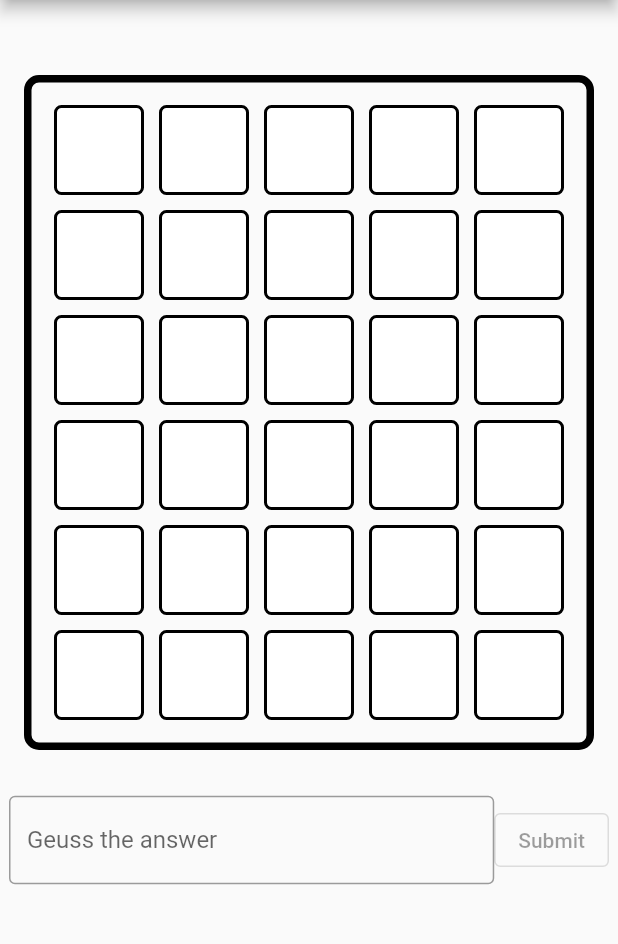
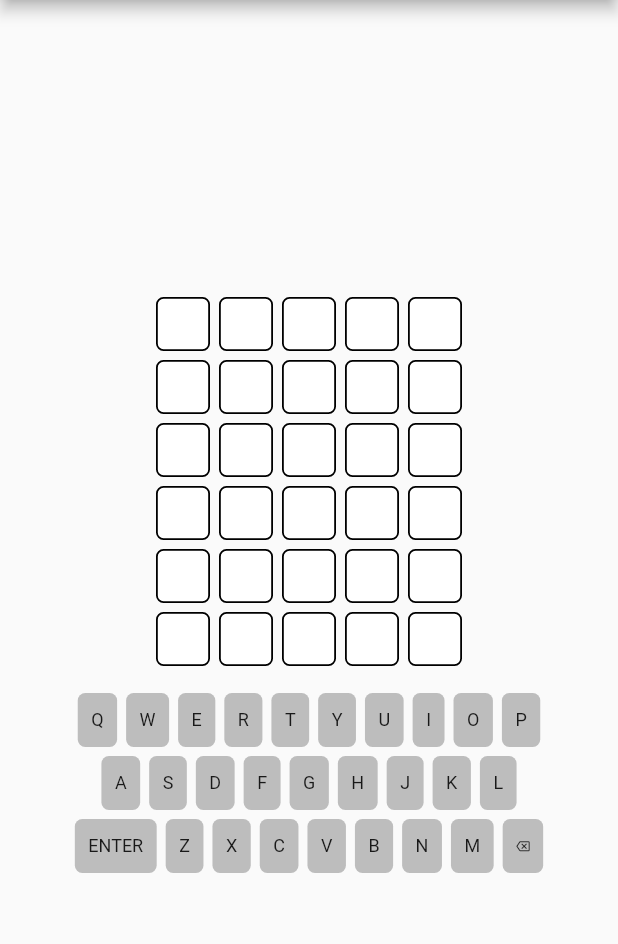
Before and after one commit to ParallelKim/Flutter-Wordle, a Flutter app: the screen it shows after launch, on a phone screen of 412 x 824 dp, the part 84-1028 px from its top. Run offline on Flutter 3.47's test engine with Material 2 defaults, Android fonts, the phone set to English and light mode, and no system bars.

Commit message:
커스텀 키보드 구현

```diff
--- a/lib/main.dart
+++ b/lib/main.dart
@@ -15,9 +15,14 @@ class MyApp extends StatefulWidget {
 }
 
 class _MyAppState extends State<MyApp> {
-  var msgController = TextEditingController();
+  final wordList = words.words;
+  final keyboardList = [
+    ['Q', 'W', 'E', 'R', 'T', 'Y', 'U', 'I', 'O', 'P'],
+    ['A', 'S', 'D', 'F', 'G', 'H', 'J', 'K', 'L'],
+    ['ENTER', 'Z', 'X', 'C', 'V', 'B', 'N', 'M', 'Backspace']
+  ];
+  double sizeFactor = 0.6;
 
-  static const wordList = words.words;
   var answer = '';
   bool isGameWin = false;
   var goContents = [
@@ -29,7 +34,8 @@ class _MyAppState extends State<MyApp> {
     ['', '', '', '', ''],
   ];
   int floor = 0;
-  String inputText = '';
+  int myIndex = 0;
+  var keyMap = <String, String>{};
 
   reset() {
     answer = '';
@@ -43,182 +49,214 @@ class _MyAppState extends State<MyApp> {
       ['', '', '', '', ''],
     ];
     floor = 0;
-    inputText = '';
+    myIndex = 0;
+    keyMap = <String, String>{};
+  }
+
+  renderGo() {
+    goComponent(idx, val) {
+      var keyState = keyMap.containsKey(val) ? keyMap[val] : "";
+      return Container(
+        height: 60*sizeFactor,
+        width: 60*sizeFactor,
+        padding: EdgeInsets.all(5*sizeFactor),
+        margin: EdgeInsets.all(5*sizeFactor),
+        decoration: BoxDecoration(
+            border: Border.all(
+              color: Colors.black,
+              width: 2*sizeFactor,
+            ),
+            borderRadius: const BorderRadius.all(Radius.circular(5.0)),
+            color: (() {
+              if (idx < floor) {
+                switch (keyState) {
+                  case 'Ans':
+                    return Colors.green;
+                  case 'AWP':
+                    return Colors.amber;
+                  case 'NIA':
+                    return Colors.grey[600];
+                }
+              } else {
+                return Colors.white;
+              }
+            }())),
+        child: Text(
+          val,
+          style: TextStyle(fontSize: 40*sizeFactor),
+          textAlign: TextAlign.center,
+        ),
+      );
+    }
+
+    return goContents
+        .asMap()
+        .entries
+        .map((entry) {
+            int idx = entry.key;
+            var x = entry.value;
+              return Row(
+                mainAxisAlignment: MainAxisAlignment.center,
+                children: x.asMap().entries.map((entry) {
+                  var val = entry.value;
+                  return Container(child: goComponent(idx, val));
+                }).toList(),
+              );
+            })
+        .toList();
   }
 
   renderKeyboard() {
-    return goContents
+    keyComponent(val) {
+      var keyState = keyMap.containsKey(val) ? keyMap[val] : "";
+      return SizedBox(
+        child: InkWell(
+          child: Container(
+            height: 60*sizeFactor,
+            padding: EdgeInsets.all(15*sizeFactor),
+            margin: EdgeInsets.all(5*sizeFactor),
+            decoration: BoxDecoration(
+                borderRadius: const BorderRadius.all(Radius.circular(5.0)),
+                color: (() {
+                  switch (keyState) {
+                    case 'Ans':
+                    //Answer
+                      return Colors.green;
+                    case 'AWP':
+                    //At Wrong Place
+                      return Colors.amber;
+                    case 'NIA':
+                    //Not In Answer
+                      return Colors.grey[600];
+                    case '':
+                      return Colors.grey[400];
+                  }
+                }())),
+            child: Center(
+                child: (val == "Backspace")
+                    ? Icon(
+                  Icons.backspace_outlined,
+                  size: 15*sizeFactor,
+                )
+                    : Text(
+                  val,
+                  style: TextStyle(fontSize: 20*sizeFactor),
+                  textAlign: TextAlign.center,
+                )),
+          ),
+          onTap: () {
+            switch (val) {
+              case 'ENTER':
+                if (goContents[floor][4]=='') {
+                  //NoEnoughLetters
+                } else {
+                  setState(() {
+                    for (int i = 0; i < 5; i++) {
+                      if (answer[i] == goContents[floor][i]) {
+                        keyMap[goContents[floor][i]] = 'Ans';
+                      } else if (answer
+                          .split('')
+                          .contains(goContents[floor][i])) {
+                        keyMap[goContents[floor][i]] = 'AWP';
+                      } else {
+                        keyMap[goContents[floor][i]] = 'NIA';
+                      }
+                    }
+                    floor++;
+                    myIndex = 0;
+                  });
+                }
+                break;
+              case 'Backspace':
+                setState(() {
+                  goContents[floor][myIndex - 1] = '';
+                  myIndex = max(0, myIndex - 1);
+                });
+                break;
+              default:
+                setState(() {
+                  goContents[floor][myIndex] = val;
+                  myIndex = min(4, myIndex + 1);
+                });
+                break;
+            }
+          },
+        ),
+      );
+    }
+
+    return keyboardList
         .map(
           (x) => Row(
             mainAxisAlignment: MainAxisAlignment.center,
-            children: x.asMap().entries.map((entry) {
-              int idx = entry.key;
-              String val = entry.value;
-              return Container(child: goComponent(idx, val));
+            children: x.map((val) {
+              return Container(child: keyComponent(val));
             }).toList(),
           ),
         )
         .toList();
   }
 
-  goComponent(idx, val) {
-    return Container(
-      height: 60,
-      width: 60,
-      padding: const EdgeInsets.all(5),
-      margin: const EdgeInsets.all(5),
-      decoration: BoxDecoration(
-          border: Border.all(
-            color: Colors.black,
-            width: 2,
-          ),
-          borderRadius: const BorderRadius.all(Radius.circular(5.0)),
-          color: (() {
-            if (val == answer[idx]) {
-              return Colors.green;
-            } else if (answer.split('').contains(val)) {
-              return Colors.amber;
-            } else {
-              if (val == "") {
-                return Colors.white;
-              } else {
-                return Colors.grey;
-              }
-            }
-          }())),
-      child: Text(
-        val,
-        style: const TextStyle(fontSize: 40),
-        textAlign: TextAlign.center,
-      ),
-    );
-  }
-
-  Future<AlertDialog> alert() async {
-    return AlertDialog(
-      title: const Text('Error'),
-      content: const SingleChildScrollView(
-        child: Text(
-          'Error message',
-        ),
-      ),
-      actions: <Widget>[
-        TextButton(
-          child: const Text('Ok'),
-          onPressed: () => Navigator.of(context).pop(),
-        ),
-      ],
-    );
-  }
-
   @override
   Widget build(BuildContext context) {
-    var isWordFive = (inputText.length != 5);
     var isGameOver = (isGameWin | (floor > 5));
     if (answer == "") {
       var rnd = Random().nextInt(wordList.length);
       setState(() {
-        answer = wordList[rnd];
+        answer = wordList[rnd].toUpperCase();
       });
     }
 
     return MaterialApp(
         home: Scaffold(
       body: Center(
-        child: SizedBox(
-          width: 400,
         child: ListView(
+          shrinkWrap: true,
           children: [
             Container(
-                margin: const EdgeInsets.all(10),
-                padding: const EdgeInsets.all(10),
+              margin: EdgeInsets.all(10*sizeFactor),
+              padding: EdgeInsets.all(10*sizeFactor),
               child: Column(
-                  children: <Widget>[
+                children: [
                   if (isGameOver)
                     Column(
                       children: [
                         Text(isGameWin ? "Correct!!" : "Game Over",
-                              style: const TextStyle(
+                            style: TextStyle(
                               fontWeight: FontWeight.bold,
-                                fontSize: 41,
+                              fontSize: 40*sizeFactor,
                             )),
                         Text('The answer was $answer'),
                         ElevatedButton(
                           onPressed: () {
-                                msgController.clear();
                             setState(() {
                               reset();
                             });
                           },
-                              child: const Text("retry"),
-                          ),],
+                          child: const Text("RETRY"),
+                        ),
+                      ],
                     )
                 ],
               ),
             ),
+            SizedBox(
+              child: Center(
+                child: Column(
+                  children: renderGo(),
+                ),
+              ),
+            ),
             Container(
-                margin: const EdgeInsets.all(10),
-                padding: const EdgeInsets.all(10),
-                decoration: BoxDecoration(
-                  border: Border.all(
-                    color: Colors.black,
-                    width: 5,
-                  ),
-                  borderRadius: BorderRadius.circular(10),
-                ),
+              margin: EdgeInsets.all(10*sizeFactor),
+              padding: EdgeInsets.all(10*sizeFactor),
               child: Center(
                 child: Column(
                   children: renderKeyboard(),
                 ),
               ),
             ),
-              SizedBox(
-                height: 100,
-                width: 400,
-                child: Center(
-                  child: Row(
-                    children: [
-                      Flexible(
-                        child: Center(
-                          child: TextField(
-                            controller: msgController,
-                            onChanged: (text) {
-                              setState(() {
-                                inputText = text;
-                              });
-                            },
-                            decoration: const InputDecoration(
-                              // labelText: '텍스트 입력',
-                              hintText: 'Geuss the answer',
-                              border: OutlineInputBorder(), //외곽선
-                            ),
-                          ),
-                        ),
-                      ),
-                      Center(
-                        child: OutlinedButton(
-                          onPressed: (isWordFive | isGameOver)
-                              ? null
-                              : () {
-                                  msgController.clear();
-                                  List<String> listedWord = inputText.split('');
-                                  setState(() {
-                                    goContents[floor] = listedWord;
-                                    floor++;
-                                    if (answer == inputText) {
-                                      isGameWin = true;
-                                    }
-                                  });
-                                },
-                          child: const Text("Submit"),
-                        ),
-                      )
           ],
-                  ),
-                ),
-              ),
-            ],
-          ),
         ),
       ),
       appBar: AppBar(title: const Text('Fwordle'), centerTitle: true),
```
Lines whose indentation alone changed are shown as unchanged.
